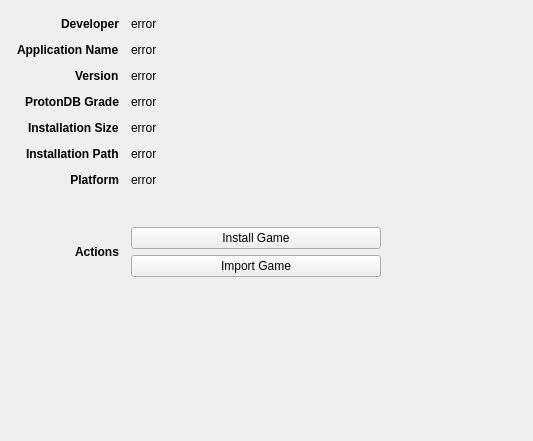
Before: the Qt Designer form rare/ui/components/tabs/games/game_info/game_info.ui in RareDevs/Rare, drawn with Qt 5.
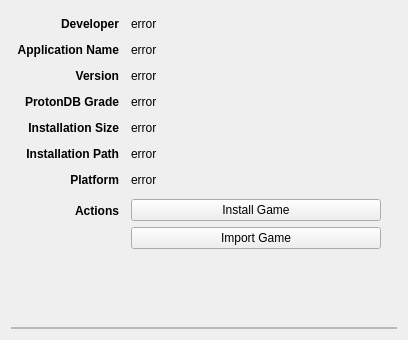
After: the same form once the commit is applied. The open tabs and pages were chosen to show the change.

Commit message:
GameInfo: Use QFormLayout instead of QGridLayout for the information
Also partition the space to left and right layouts, left layout being the
image and the space below it (pending future usage), and right the
information.

```diff
--- a/rare/ui/components/tabs/games/game_info/game_info.ui
+++ b/rare/ui/components/tabs/games/game_info/game_info.ui
@@ -6,8 +6,8 @@
    <rect>
     <x>0</x>
     <y>0</y>
-    <width>533</width>
-    <height>441</height>
+    <width>408</width>
+    <height>340</height>
    </rect>
   </property>
   <property name="windowTitle">
@@ -15,7 +15,21 @@
   </property>
   <layout class="QHBoxLayout" name="layout_game_info">
    <item>
-    <layout class="QGridLayout" name="game_info_layout" rowstretch="0,0,0,0,0,0,0,0,1" columnstretch="0,1">
+    <layout class="QVBoxLayout" name="left_layout"/>
+   </item>
+   <item>
+    <layout class="QVBoxLayout" name="right_layout">
+     <item>
+      <layout class="QFormLayout" name="info_layout">
+       <property name="labelAlignment">
+        <set>Qt::AlignRight|Qt::AlignTrailing|Qt::AlignVCenter</set>
+       </property>
+       <property name="horizontalSpacing">
+        <number>12</number>
+       </property>
+       <property name="verticalSpacing">
+        <number>12</number>
+       </property>
      <property name="leftMargin">
       <number>6</number>
      </property>
@@ -28,33 +42,7 @@
      <property name="bottomMargin">
       <number>6</number>
      </property>
-     <property name="spacing">
-      <number>12</number>
-     </property>
-     <item row="8" column="1">
-      <spacer name="game_info_hspacer">
-       <property name="orientation">
-        <enum>Qt::Horizontal</enum>
-       </property>
-       <property name="sizeHint" stdset="0">
-        <size>
-         <width>20</width>
-         <height>0</height>
-        </size>
-       </property>
-      </spacer>
-     </item>
-     <item row="0" column="1">
-      <widget class="QLabel" name="dev">
-       <property name="text">
-        <string notr="true">error</string>
-       </property>
-       <property name="textInteractionFlags">
-        <set>Qt::LinksAccessibleByMouse|Qt::TextSelectableByMouse</set>
-       </property>
-      </widget>
-     </item>
-     <item row="0" column="0" alignment="Qt::AlignRight">
+       <item row="0" column="0">
       <widget class="QLabel" name="lbl_dev">
        <property name="sizePolicy">
         <sizepolicy hsizetype="Minimum" vsizetype="Preferred">
@@ -71,6 +59,41 @@
        <property name="text">
         <string>Developer</string>
        </property>
+         <property name="alignment">
+          <set>Qt::AlignRight|Qt::AlignTrailing|Qt::AlignVCenter</set>
+         </property>
+        </widget>
+       </item>
+       <item row="0" column="1">
+        <widget class="QLabel" name="dev">
+         <property name="text">
+          <string notr="true">error</string>
+         </property>
+         <property name="textInteractionFlags">
+          <set>Qt::LinksAccessibleByMouse|Qt::TextSelectableByMouse</set>
+         </property>
+        </widget>
+       </item>
+       <item row="1" column="0">
+        <widget class="QLabel" name="lbl_app_name">
+         <property name="sizePolicy">
+          <sizepolicy hsizetype="Fixed" vsizetype="Preferred">
+           <horstretch>0</horstretch>
+           <verstretch>0</verstretch>
+          </sizepolicy>
+         </property>
+         <property name="font">
+          <font>
+           <weight>75</weight>
+           <bold>true</bold>
+          </font>
+         </property>
+         <property name="text">
+          <string>Application Name</string>
+         </property>
+         <property name="alignment">
+          <set>Qt::AlignRight|Qt::AlignTrailing|Qt::AlignVCenter</set>
+         </property>
       </widget>
      </item>
      <item row="1" column="1">
@@ -83,6 +106,124 @@
        </property>
       </widget>
      </item>
+       <item row="2" column="0">
+        <widget class="QLabel" name="lbl_version">
+         <property name="sizePolicy">
+          <sizepolicy hsizetype="Fixed" vsizetype="Preferred">
+           <horstretch>0</horstretch>
+           <verstretch>0</verstretch>
+          </sizepolicy>
+         </property>
+         <property name="font">
+          <font>
+           <weight>75</weight>
+           <bold>true</bold>
+          </font>
+         </property>
+         <property name="text">
+          <string>Version</string>
+         </property>
+         <property name="alignment">
+          <set>Qt::AlignRight|Qt::AlignTrailing|Qt::AlignVCenter</set>
+         </property>
+        </widget>
+       </item>
+       <item row="2" column="1">
+        <widget class="QLabel" name="version">
+         <property name="text">
+          <string notr="true">error</string>
+         </property>
+         <property name="textInteractionFlags">
+          <set>Qt::LinksAccessibleByMouse|Qt::TextSelectableByMouse</set>
+         </property>
+        </widget>
+       </item>
+       <item row="3" column="0">
+        <widget class="QLabel" name="lbl_grade">
+         <property name="sizePolicy">
+          <sizepolicy hsizetype="Fixed" vsizetype="Preferred">
+           <horstretch>0</horstretch>
+           <verstretch>0</verstretch>
+          </sizepolicy>
+         </property>
+         <property name="font">
+          <font>
+           <weight>75</weight>
+           <bold>true</bold>
+          </font>
+         </property>
+         <property name="text">
+          <string>ProtonDB Grade</string>
+         </property>
+         <property name="alignment">
+          <set>Qt::AlignRight|Qt::AlignTrailing|Qt::AlignVCenter</set>
+         </property>
+        </widget>
+       </item>
+       <item row="3" column="1">
+        <widget class="QLabel" name="grade">
+         <property name="text">
+          <string notr="true">error</string>
+         </property>
+         <property name="textInteractionFlags">
+          <set>Qt::LinksAccessibleByMouse|Qt::TextSelectableByMouse</set>
+         </property>
+        </widget>
+       </item>
+       <item row="4" column="0">
+        <widget class="QLabel" name="lbl_install_size">
+         <property name="sizePolicy">
+          <sizepolicy hsizetype="Fixed" vsizetype="Preferred">
+           <horstretch>0</horstretch>
+           <verstretch>0</verstretch>
+          </sizepolicy>
+         </property>
+         <property name="font">
+          <font>
+           <weight>75</weight>
+           <bold>true</bold>
+          </font>
+         </property>
+         <property name="text">
+          <string>Installation Size</string>
+         </property>
+         <property name="alignment">
+          <set>Qt::AlignRight|Qt::AlignTrailing|Qt::AlignVCenter</set>
+         </property>
+        </widget>
+       </item>
+       <item row="4" column="1">
+        <widget class="QLabel" name="install_size">
+         <property name="text">
+          <string notr="true">error</string>
+         </property>
+         <property name="textInteractionFlags">
+          <set>Qt::LinksAccessibleByMouse|Qt::TextSelectableByMouse</set>
+         </property>
+        </widget>
+       </item>
+       <item row="5" column="0">
+        <widget class="QLabel" name="lbl_install_path">
+         <property name="sizePolicy">
+          <sizepolicy hsizetype="Fixed" vsizetype="Preferred">
+           <horstretch>0</horstretch>
+           <verstretch>0</verstretch>
+          </sizepolicy>
+         </property>
+         <property name="font">
+          <font>
+           <weight>75</weight>
+           <bold>true</bold>
+          </font>
+         </property>
+         <property name="text">
+          <string>Installation Path</string>
+         </property>
+         <property name="alignment">
+          <set>Qt::AlignRight|Qt::AlignTrailing|Qt::AlignVCenter</set>
+         </property>
+        </widget>
+       </item>
      <item row="5" column="1">
       <widget class="QLabel" name="install_path">
        <property name="text">
@@ -98,6 +239,12 @@
      </item>
      <item row="6" column="0">
       <widget class="QLabel" name="lbl_platform">
+         <property name="sizePolicy">
+          <sizepolicy hsizetype="Fixed" vsizetype="Preferred">
+           <horstretch>0</horstretch>
+           <verstretch>0</verstretch>
+          </sizepolicy>
+         </property>
        <property name="font">
         <font>
          <weight>75</weight>
@@ -112,67 +259,6 @@
        </property>
       </widget>
      </item>
-     <item row="2" column="1">
-      <widget class="QLabel" name="version">
-       <property name="text">
-        <string notr="true">error</string>
-       </property>
-       <property name="textInteractionFlags">
-        <set>Qt::LinksAccessibleByMouse|Qt::TextSelectableByMouse</set>
-       </property>
-      </widget>
-     </item>
-     <item row="5" column="0" alignment="Qt::AlignRight">
-      <widget class="QLabel" name="lbl_install_path">
-       <property name="sizePolicy">
-        <sizepolicy hsizetype="Minimum" vsizetype="Preferred">
-         <horstretch>0</horstretch>
-         <verstretch>0</verstretch>
-        </sizepolicy>
-       </property>
-       <property name="font">
-        <font>
-         <weight>75</weight>
-         <bold>true</bold>
-        </font>
-       </property>
-       <property name="text">
-        <string>Installation Path</string>
-       </property>
-      </widget>
-     </item>
-     <item row="4" column="0" alignment="Qt::AlignRight">
-      <widget class="QLabel" name="lbl_install_size">
-       <property name="sizePolicy">
-        <sizepolicy hsizetype="Minimum" vsizetype="Preferred">
-         <horstretch>0</horstretch>
-         <verstretch>0</verstretch>
-        </sizepolicy>
-       </property>
-       <property name="font">
-        <font>
-         <weight>75</weight>
-         <bold>true</bold>
-        </font>
-       </property>
-       <property name="text">
-        <string>Installation Size</string>
-       </property>
-      </widget>
-     </item>
-     <item row="8" column="0">
-      <spacer name="game_info_vspacer">
-       <property name="orientation">
-        <enum>Qt::Vertical</enum>
-       </property>
-       <property name="sizeHint" stdset="0">
-        <size>
-         <width>0</width>
-         <height>20</height>
-        </size>
-       </property>
-      </spacer>
-     </item>
      <item row="6" column="1">
       <widget class="QLabel" name="platform">
        <property name="text">
@@ -180,8 +266,36 @@
        </property>
       </widget>
      </item>
+       <item row="7" column="0">
+        <widget class="QLabel" name="lbl_game_actions">
+         <property name="sizePolicy">
+          <sizepolicy hsizetype="Fixed" vsizetype="Preferred">
+           <horstretch>0</horstretch>
+           <verstretch>0</verstretch>
+          </sizepolicy>
+         </property>
+         <property name="font">
+          <font>
+           <weight>75</weight>
+           <bold>true</bold>
+          </font>
+         </property>
+         <property name="text">
+          <string>Actions</string>
+         </property>
+         <property name="alignment">
+          <set>Qt::AlignRight|Qt::AlignTrailing|Qt::AlignVCenter</set>
+         </property>
+        </widget>
+       </item>
      <item row="7" column="1">
       <widget class="QStackedWidget" name="game_actions_stack">
+         <property name="sizePolicy">
+          <sizepolicy hsizetype="Preferred" vsizetype="Fixed">
+           <horstretch>0</horstretch>
+           <verstretch>0</verstretch>
+          </sizepolicy>
+         </property>
        <property name="minimumSize">
         <size>
          <width>250</width>
@@ -361,7 +475,7 @@
         </layout>
        </widget>
        <widget class="QWidget" name="uninstalled_page">
-        <layout class="QVBoxLayout" name="uninstalled_layout" stretch="1,0,0,1">
+          <layout class="QVBoxLayout" name="uninstalled_layout" stretch="0,0,0">
          <property name="leftMargin">
           <number>0</number>
          </property>
@@ -374,19 +488,6 @@
          <property name="bottomMargin">
           <number>0</number>
          </property>
-         <item>
-          <spacer name="uninstalled_page_top_vspacer">
-           <property name="orientation">
-            <enum>Qt::Vertical</enum>
-           </property>
-           <property name="sizeHint" stdset="0">
-            <size>
-             <width>0</width>
-             <height>0</height>
-            </size>
-           </property>
-          </spacer>
-         </item>
          <item>
           <widget class="QPushButton" name="install_button">
            <property name="text">
@@ -418,94 +519,36 @@
        </widget>
       </widget>
      </item>
-     <item row="4" column="1">
-      <widget class="QLabel" name="install_size">
-       <property name="text">
-        <string notr="true">error</string>
-       </property>
-       <property name="textInteractionFlags">
-        <set>Qt::LinksAccessibleByMouse|Qt::TextSelectableByMouse</set>
-       </property>
-      </widget>
+      </layout>
      </item>
-     <item row="2" column="0" alignment="Qt::AlignRight">
-      <widget class="QLabel" name="lbl_version">
+     <item>
+      <widget class="QFrame" name="requirements_group">
        <property name="sizePolicy">
-        <sizepolicy hsizetype="Minimum" vsizetype="Preferred">
+        <sizepolicy hsizetype="Expanding" vsizetype="Fixed">
          <horstretch>0</horstretch>
          <verstretch>0</verstretch>
         </sizepolicy>
        </property>
-       <property name="font">
-        <font>
-         <weight>75</weight>
-         <bold>true</bold>
-        </font>
+       <property name="frameShape">
+        <enum>QFrame::StyledPanel</enum>
        </property>
-       <property name="text">
-        <string>Version</string>
+       <property name="frameShadow">
+        <enum>QFrame::Sunken</enum>
        </property>
-      </widget>
-     </item>
-     <item row="7" column="0" alignment="Qt::AlignRight">
-      <widget class="QLabel" name="lbl_game_actions">
-       <property name="sizePolicy">
-        <sizepolicy hsizetype="Minimum" vsizetype="Preferred">
-         <horstretch>0</horstretch>
-         <verstretch>0</verstretch>
-        </sizepolicy>
-       </property>
-       <property name="font">
-        <font>
-         <weight>75</weight>
-         <bold>true</bold>
-        </font>
-       </property>
-       <property name="text">
-        <string>Actions</string>
-       </property>
-      </widget>
-     </item>
-     <item row="3" column="0" alignment="Qt::AlignRight">
-      <widget class="QLabel" name="lbl_grade">
-       <property name="font">
-        <font>
-         <weight>75</weight>
-         <bold>true</bold>
-        </font>
-       </property>
-       <property name="text">
-        <string>ProtonDB Grade</string>
-       </property>
-      </widget>
-     </item>
-     <item row="1" column="0" alignment="Qt::AlignRight">
-      <widget class="QLabel" name="lbl_app_name">
-       <property name="sizePolicy">
-        <sizepolicy hsizetype="Minimum" vsizetype="Preferred">
-         <horstretch>0</horstretch>
-         <verstretch>0</verstretch>
-        </sizepolicy>
-       </property>
-       <property name="font">
-        <font>
-         <weight>75</weight>
-         <bold>true</bold>
-        </font>
-       </property>
-       <property name="text">
-        <string>Application Name</string>
-       </property>
-      </widget>
-     </item>
-     <item row="3" column="1">
-      <widget class="QLabel" name="grade">
-       <property name="text">
-        <string notr="true">error</string>
-       </property>
-       <property name="textInteractionFlags">
-        <set>Qt::LinksAccessibleByMouse|Qt::TextSelectableByMouse</set>
-       </property>
+       <layout class="QHBoxLayout" name="requirements_layout">
+        <property name="leftMargin">
+         <number>0</number>
+        </property>
+        <property name="topMargin">
+         <number>0</number>
+        </property>
+        <property name="rightMargin">
+         <number>0</number>
+        </property>
+        <property name="bottomMargin">
+         <number>0</number>
+        </property>
+       </layout>
       </widget>
      </item>
     </layout>
```
Left out of the diff: 6 changed lines with no effect on the pictures. Lines whose indentation alone changed are shown as unchanged. The commit also changes 2 other files.
